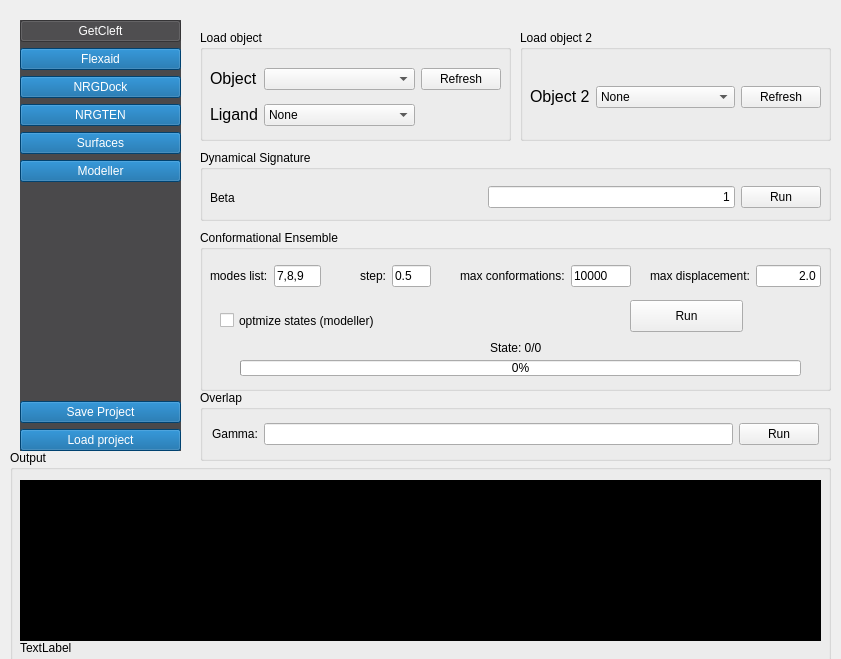
Before: the Qt Designer form nrgdock_widget.ui in ThomasDesc/NRG_plugin, drawn with Qt 5.
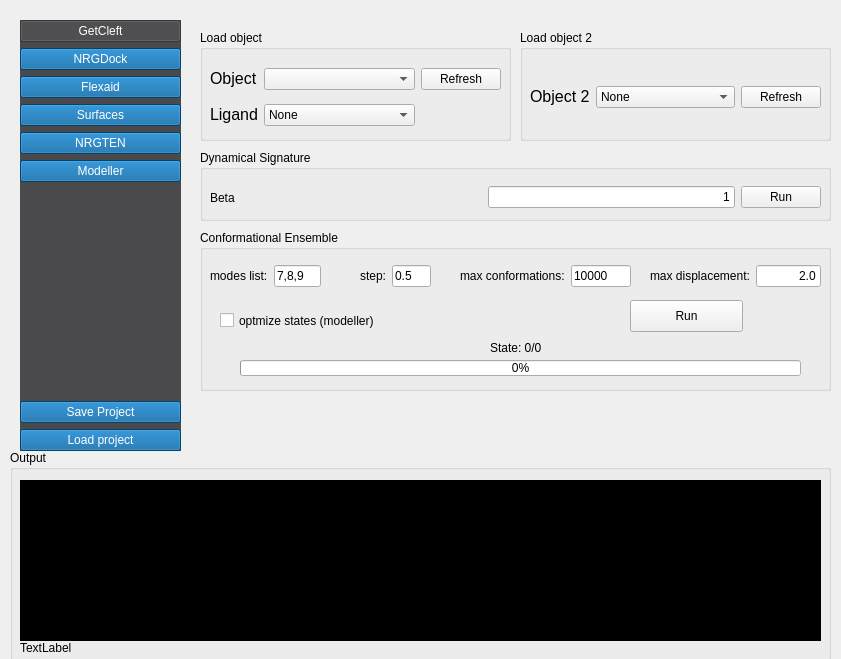
After: the same form once the commit is applied. The open tabs and pages were chosen to show the change.

Diff of the .ui file:
```diff
--- a/nrgdock_widget.ui
+++ b/nrgdock_widget.ui
@@ -61,19 +61,6 @@
       </property>
      </widget>
     </item>
-    <item>
-     <widget class="QPushButton" name="button_flexaid">
-      <property name="text">
-       <string>Flexaid</string>
-      </property>
-      <property name="checkable">
-       <bool>true</bool>
-      </property>
-      <property name="autoExclusive">
-       <bool>true</bool>
-      </property>
-     </widget>
-    </item>
     <item>
      <widget class="QPushButton" name="button_nrgdock">
       <property name="text">
@@ -87,6 +74,32 @@
       </property>
      </widget>
     </item>
+    <item>
+     <widget class="QPushButton" name="button_flexaid">
+      <property name="text">
+       <string>Flexaid</string>
+      </property>
+      <property name="checkable">
+       <bool>true</bool>
+      </property>
+      <property name="autoExclusive">
+       <bool>true</bool>
+      </property>
+     </widget>
+    </item>
+    <item>
+     <widget class="QPushButton" name="button_surfaces">
+      <property name="text">
+       <string>Surfaces</string>
+      </property>
+      <property name="checkable">
+       <bool>true</bool>
+      </property>
+      <property name="autoExclusive">
+       <bool>true</bool>
+      </property>
+     </widget>
+    </item>
     <item>
      <widget class="QPushButton" name="button_nrgten">
       <property name="text">
@@ -103,19 +116,6 @@
       </property>
      </widget>
     </item>
-    <item>
-     <widget class="QPushButton" name="button_surfaces">
-      <property name="text">
-       <string>Surfaces</string>
-      </property>
-      <property name="checkable">
-       <bool>true</bool>
-      </property>
-      <property name="autoExclusive">
-       <bool>true</bool>
-      </property>
-     </widget>
-    </item>
     <item>
      <widget class="QPushButton" name="button_modeller">
       <property name="text">
@@ -2000,38 +2000,6 @@
       </layout>
      </widget>
     </widget>
-    <widget class="QGroupBox" name="groupBox_20">
-     <property name="geometry">
-      <rect>
-       <x>10</x>
-       <y>370</y>
-       <width>631</width>
-       <height>71</height>
-      </rect>
-     </property>
-     <property name="title">
-      <string>Overlap</string>
-     </property>
-     <layout class="QGridLayout" name="gridLayout_18">
-      <item row="0" column="0">
-       <widget class="QLabel" name="label_55">
-        <property name="text">
-         <string>&lt;html&gt;&lt;head/&gt;&lt;body&gt;&lt;p&gt;Gamma:&lt;/p&gt;&lt;/body&gt;&lt;/html&gt;</string>
-        </property>
-       </widget>
-      </item>
-      <item row="0" column="2">
-       <widget class="QLineEdit" name="NRGten_overlap_lineEdit"/>
-      </item>
-      <item row="0" column="3">
-       <widget class="QPushButton" name="NRGten_overlap_pushButton">
-        <property name="text">
-         <string>Run</string>
-        </property>
-       </widget>
-      </item>
-     </layout>
-    </widget>
     <widget class="QGroupBox" name="groupBox_23">
      <property name="geometry">
       <rect>
```
Left out of the diff: 18 changed lines with no effect on the pictures.
